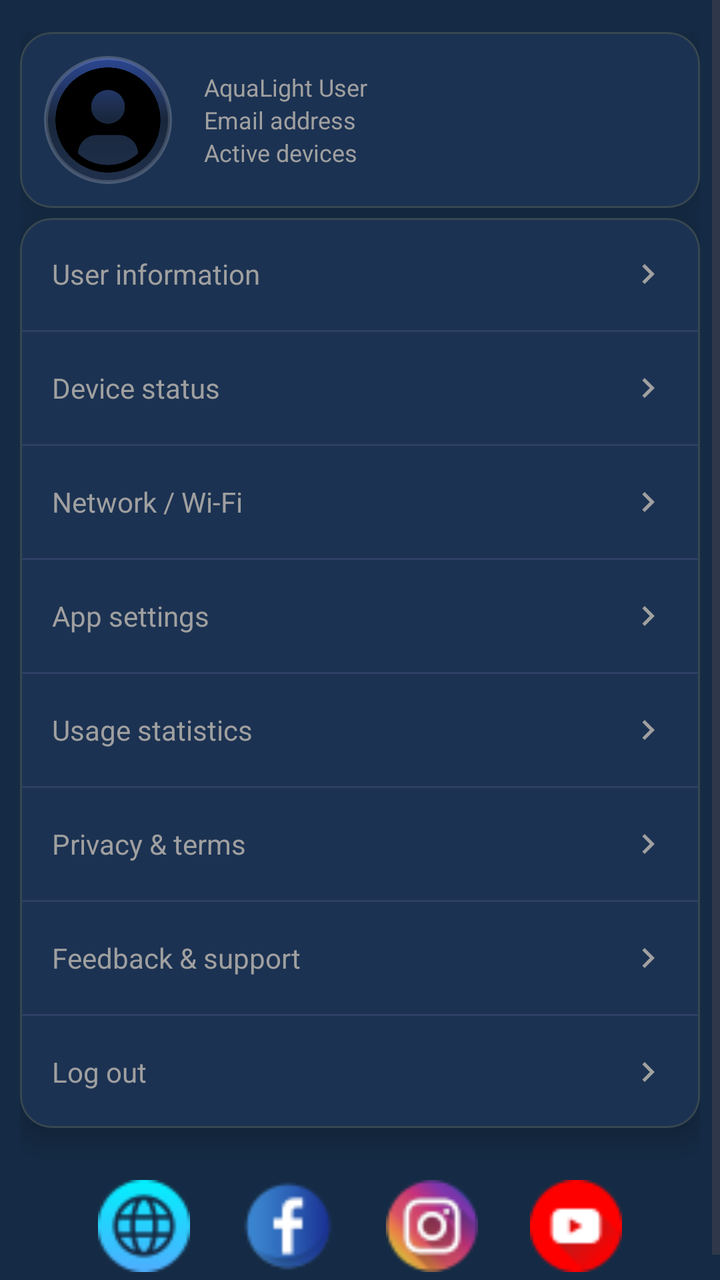
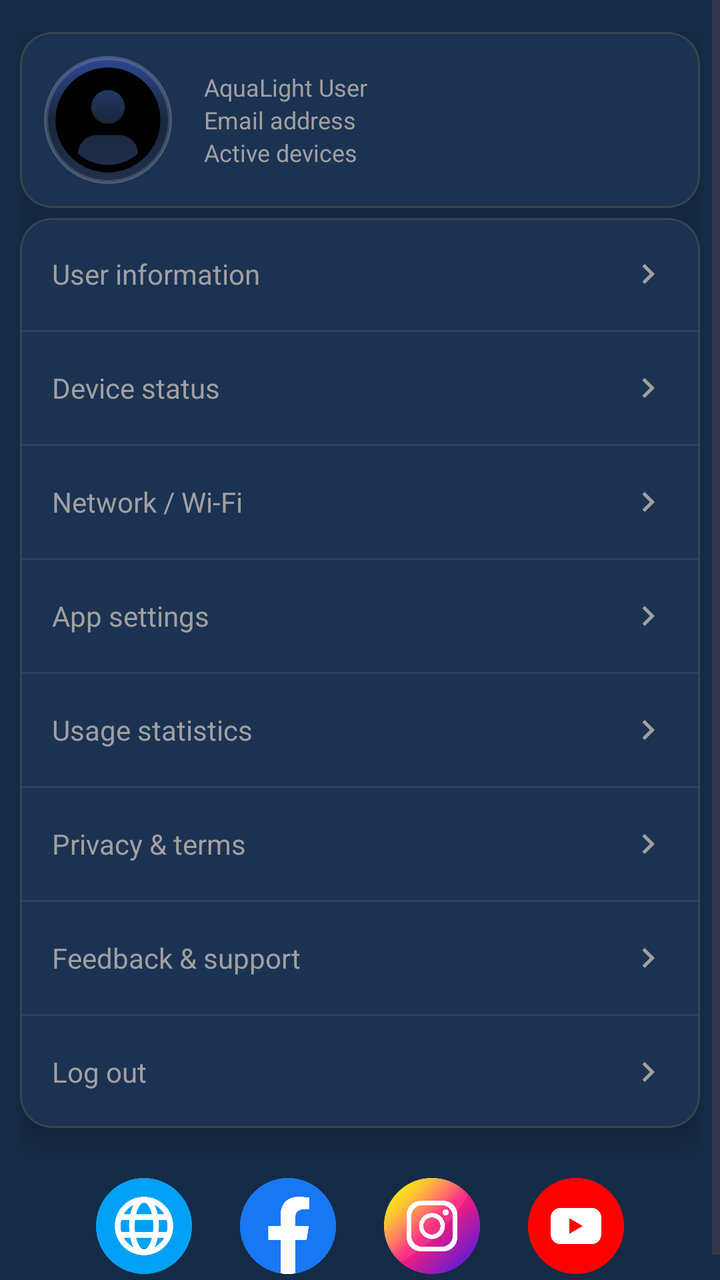

Before-and-after screenshots of an Android layout around one commit, followed by the original layout XML and the change that was made.
<!-- AndroidManifest.xml: application theme AppTheme -->
<!-- res/layout/fragment_settings.xml -->
<?xml version="1.0" encoding="utf-8"?>
<ScrollView
    xmlns:android="http://schemas.android.com/apk/res/android"
    xmlns:app="http://schemas.android.com/apk/res-auto"
    android:layout_width="match_parent"
    android:layout_height="match_parent"
    android:background="@color/background_color"
    android:fillViewport="true">

    <LinearLayout
        android:layout_width="match_parent"
        android:layout_height="wrap_content"
        android:orientation="vertical"
        android:paddingTop="16dp"
        android:paddingStart="10dp"
        android:paddingEnd="10dp"
        android:paddingBottom="16dp">

        
        <com.google.android.material.card.MaterialCardView
            android:layout_width="match_parent"
            android:layout_height="wrap_content"
            style="@style/Widget.Aqua.CardStyles"
            android:layout_marginBottom="5dp">

            <LinearLayout
                android:layout_width="match_parent"
                android:layout_height="wrap_content"
                android:orientation="horizontal"
                android:gravity="center_vertical"
                android:padding="12dp">

                <FrameLayout
                    android:layout_width="64dp"
                    android:layout_height="64dp"
                    android:background="@drawable/profile_background">

                    <ImageView
                        android:id="@+id/ivProfilePhoto"
                        android:layout_width="match_parent"
                        android:layout_height="match_parent"
                        android:layout_margin="2dp"
                        android:background="@drawable/profile_clip_circle"
                        android:scaleType="centerCrop"
                        android:src="@drawable/ic_profile_placeholder"
                        android:clipToOutline="true"
                        android:clickable="true"
                        android:focusable="true"
                        android:contentDescription="@string/settings_profile_photo_desc" />
                </FrameLayout>

                <LinearLayout
                    android:layout_width="0dp"
                    android:layout_height="wrap_content"
                    android:layout_weight="1"
                    android:layout_marginStart="16dp"
                    android:orientation="vertical">

                    <TextView
                        android:id="@+id/tvUsername"
                        android:layout_width="match_parent"
                        android:layout_height="wrap_content"
                        android:text="@string/settings_default_username"
                        android:textColor="@color/settings_text_secondary"
                        android:textSize="12sp"/>

                    <TextView
                        android:id="@+id/tvEmail"
                        android:layout_width="match_parent"
                        android:layout_height="wrap_content"
                        android:text="@string/settings_default_email"
                        android:textColor="@color/settings_text_secondary"
                        android:textSize="12sp"/>

                    <TextView
                        android:id="@+id/tvActiveDevices"
                        android:layout_width="match_parent"
                        android:layout_height="wrap_content"
                        android:text="@string/active_devices"
                        android:textColor="@color/settings_text_secondary"
                        android:textSize="12sp"/>
                </LinearLayout>
            </LinearLayout>
        </com.google.android.material.card.MaterialCardView>

        
        <com.google.android.material.card.MaterialCardView
            android:layout_width="match_parent"
            android:layout_height="wrap_content"
            style="@style/Widget.Aqua.CardStyles">

            <LinearLayout
                android:layout_width="match_parent"
                android:layout_height="wrap_content"
                android:orientation="vertical">

                
                <LinearLayout
                    android:id="@+id/rowUserInfo"
                    android:layout_width="match_parent"
                    android:layout_height="56dp"
                    android:paddingHorizontal="16dp"
                    android:gravity="center_vertical"
                    android:clickable="true"
                    android:focusable="true"
                    android:background="?android:attr/selectableItemBackground"
                    android:contentDescription="@string/settings_user_info_desc">

                    <TextView
                        android:layout_width="0dp"
                        android:layout_height="wrap_content"
                        android:layout_weight="1"
                        android:text="@string/settings_user_info"
                        android:textColor="@color/settings_text_secondary"
                        android:textSize="14sp"/>

                    <ImageView
                        android:layout_width="20dp"
                        android:layout_height="20dp"
                        android:src="@drawable/ic_arrow_right"
                        app:tint="@color/settings_text_secondary"
                        android:contentDescription="@string/settings_arrow_desc"/>
                </LinearLayout>

                <View
                    android:layout_width="match_parent"
                    android:layout_height="1dp"
                    android:background="@color/settings_divider"/>

                
                <LinearLayout
                    android:id="@+id/rowDeviceStatus"
                    android:layout_width="match_parent"
                    android:layout_height="56dp"
                    android:paddingHorizontal="16dp"
                    android:gravity="center_vertical"
                    android:clickable="true"
                    android:focusable="true"
                    android:background="?android:attr/selectableItemBackground"
                    android:contentDescription="@string/settings_device_status_desc">

                    <TextView
                        android:layout_width="0dp"
                        android:layout_height="wrap_content"
                        android:layout_weight="1"
                        android:text="@string/settings_device_status"
                        android:textColor="@color/settings_text_secondary"
                        android:textSize="14sp"/>

                    <ImageView
                        android:layout_width="20dp"
                        android:layout_height="20dp"
                        android:src="@drawable/ic_arrow_right"
                        app:tint="@color/settings_text_secondary"
                        android:contentDescription="@string/settings_arrow_desc"/>
                </LinearLayout>

                <View
                    android:layout_width="match_parent"
                    android:layout_height="1dp"
                    android:background="@color/settings_divider"/>

                
                <LinearLayout
                    android:id="@+id/rowNetwork"
                    android:layout_width="match_parent"
                    android:layout_height="56dp"
                    android:paddingHorizontal="16dp"
                    android:gravity="center_vertical"
                    android:clickable="true"
                    android:focusable="true"
                    android:background="?android:attr/selectableItemBackground"
                    android:contentDescription="@string/settings_network_desc">

                    <TextView
                        android:layout_width="0dp"
                        android:layout_height="wrap_content"
                        android:layout_weight="1"
                        android:text="@string/settings_network"
                        android:textColor="@color/settings_text_secondary"
                        android:textSize="14sp"/>

                    <ImageView
                        android:layout_width="20dp"
                        android:layout_height="20dp"
                        android:src="@drawable/ic_arrow_right"
                        app:tint="@color/settings_text_secondary"
                        android:contentDescription="@string/settings_arrow_desc"/>
                </LinearLayout>

                <View
                    android:layout_width="match_parent"
                    android:layout_height="1dp"
                    android:background="@color/settings_divider"/>

                
                <LinearLayout
                    android:id="@+id/rowSettings"
                    android:layout_width="match_parent"
                    android:layout_height="56dp"
                    android:paddingHorizontal="16dp"
                    android:gravity="center_vertical"
                    android:clickable="true"
                    android:focusable="true"
                    android:background="?android:attr/selectableItemBackground"
                    android:contentDescription="@string/settings_app_desc">

                    <TextView
                        android:layout_width="0dp"
                        android:layout_height="wrap_content"
                        android:layout_weight="1"
                        android:text="@string/settings_app"
                        android:textColor="@color/settings_text_secondary"
                        android:textSize="14sp"/>

                    <ImageView
                        android:layout_width="20dp"
                        android:layout_height="20dp"
                        android:src="@drawable/ic_arrow_right"
                        app:tint="@color/settings_text_secondary"
                        android:contentDescription="@string/settings_arrow_desc"/>
                </LinearLayout>

                <View
                    android:layout_width="match_parent"
                    android:layout_height="1dp"
                    android:background="@color/settings_divider"/>

                
                <LinearLayout
                    android:id="@+id/rowUsage"
                    android:layout_width="match_parent"
                    android:layout_height="56dp"
                    android:paddingHorizontal="16dp"
                    android:gravity="center_vertical"
                    android:clickable="true"
                    android:focusable="true"
                    android:background="?android:attr/selectableItemBackground"
                    android:contentDescription="@string/settings_usage_desc">

                    <TextView
                        android:layout_width="0dp"
                        android:layout_height="wrap_content"
                        android:layout_weight="1"
                        android:text="@string/settings_usage"
                        android:textColor="@color/settings_text_secondary"
                        android:textSize="14sp"/>

                    <ImageView
                        android:layout_width="20dp"
                        android:layout_height="20dp"
                        android:src="@drawable/ic_arrow_right"
                        app:tint="@color/settings_text_secondary"
                        android:contentDescription="@string/settings_arrow_desc"/>
                </LinearLayout>

                <View
                    android:layout_width="match_parent"
                    android:layout_height="1dp"
                    android:background="@color/settings_divider"/>

                
                <LinearLayout
                    android:id="@+id/rowPrivacy"
                    android:layout_width="match_parent"
                    android:layout_height="56dp"
                    android:paddingHorizontal="16dp"
                    android:gravity="center_vertical"
                    android:clickable="true"
                    android:focusable="true"
                    android:background="?android:attr/selectableItemBackground"
                    android:contentDescription="@string/settings_privacy_desc">

                    <TextView
                        android:layout_width="0dp"
                        android:layout_height="wrap_content"
                        android:layout_weight="1"
                        android:text="@string/settings_privacy"
                        android:textColor="@color/settings_text_secondary"
                        android:textSize="14sp"/>

                    <ImageView
                        android:layout_width="20dp"
                        android:layout_height="20dp"
                        android:src="@drawable/ic_arrow_right"
                        app:tint="@color/settings_text_secondary"
                        android:contentDescription="@string/settings_arrow_desc"/>
                </LinearLayout>

                <View
                    android:layout_width="match_parent"
                    android:layout_height="1dp"
                    android:background="@color/settings_divider"/>

                
                <LinearLayout
                    android:id="@+id/rowFeedback"
                    android:layout_width="match_parent"
                    android:layout_height="56dp"
                    android:paddingHorizontal="16dp"
                    android:gravity="center_vertical"
                    android:clickable="true"
                    android:focusable="true"
                    android:background="?android:attr/selectableItemBackground"
                    android:contentDescription="@string/settings_feedback_desc">

                    <TextView
                        android:layout_width="0dp"
                        android:layout_height="wrap_content"
                        android:layout_weight="1"
                        android:text="@string/settings_feedback"
                        android:textColor="@color/settings_text_secondary"
                        android:textSize="14sp"/>

                    <ImageView
                        android:layout_width="20dp"
                        android:layout_height="20dp"
                        android:src="@drawable/ic_arrow_right"
                        app:tint="@color/settings_text_secondary"
                        android:contentDescription="@string/settings_arrow_desc"/>
                </LinearLayout>

                <View
                    android:layout_width="match_parent"
                    android:layout_height="1dp"
                    android:background="@color/settings_divider"/>

                
                <LinearLayout
                    android:id="@+id/rowLogout"
                    android:layout_width="match_parent"
                    android:layout_height="56dp"
                    android:paddingHorizontal="16dp"
                    android:gravity="center_vertical"
                    android:clickable="true"
                    android:focusable="true"
                    android:background="?android:attr/selectableItemBackground"
                    android:contentDescription="@string/settings_logout_desc">

                    <TextView
                        android:layout_width="0dp"
                        android:layout_height="wrap_content"
                        android:layout_weight="1"
                        android:text="@string/settings_logout"
                        android:textColor="@color/settings_text_secondary"
                        android:textSize="14sp"/>

                    <ImageView
                        android:layout_width="20dp"
                        android:layout_height="20dp"
                        android:src="@drawable/ic_arrow_right"
                        app:tint="@color/settings_text_secondary"
                        android:contentDescription="@string/settings_arrow_desc"/>
                </LinearLayout>
            </LinearLayout>
        </com.google.android.material.card.MaterialCardView>

        
        <LinearLayout
            android:id="@+id/rowSocialLinks"
            android:layout_width="match_parent"
            android:layout_height="wrap_content"
            android:orientation="horizontal"
            android:gravity="center"
            android:layout_marginTop="25dp">

            <ImageView
                android:id="@+id/ivSocialWebsite"
                android:layout_width="48dp"
                android:layout_height="48dp"
                android:src="@drawable/web"
                android:padding="1dp"
                android:background="?attr/selectableItemBackgroundBorderless"
                android:contentDescription="@string/settings_social_website"/>

            <ImageView
                android:id="@+id/ivSocialFacebook"
                android:layout_width="48dp"
                android:layout_height="48dp"
                android:layout_marginStart="24dp"
                android:src="@drawable/facebook"
                android:padding="1dp"
                android:background="?attr/selectableItemBackgroundBorderless"
                android:contentDescription="@string/settings_social_facebook"/>

            <ImageView
                android:id="@+id/ivSocialInstagram"
                android:layout_width="48dp"
                android:layout_height="48dp"
                android:layout_marginStart="24dp"
                android:src="@drawable/instagram"
                android:padding="1dp"
                android:background="?attr/selectableItemBackgroundBorderless"
                android:contentDescription="@string/settings_social_instagram"/>

            <ImageView
                android:id="@+id/ivSocialYoutube"
                android:layout_width="48dp"
                android:layout_height="48dp"
                android:layout_marginStart="24dp"
                android:src="@drawable/youtube"
                android:padding="1dp"
                android:background="?attr/selectableItemBackgroundBorderless"
                android:contentDescription="@string/settings_social_youtube"/>
        </LinearLayout>

    </LinearLayout>
</ScrollView>
<!-- resources referenced by this layout -->
<resources>
  <color name="background_color">#152B45</color>
  <color name="settings_divider">#2D3F66</color>
  <color name="settings_text_secondary">#A0A0A0</color>
  <!-- drawable facebook: png bitmap (drawable, 1313 bytes) -->
  <!-- drawable ic_arrow_right (drawable) -->
  <vector xmlns:android="http://schemas.android.com/apk/res/android"
      android:width="24dp"
      android:height="24dp"
      android:viewportWidth="24"
      android:viewportHeight="24">
  
      <path
          android:fillColor="#A0A0A0"
          android:pathData="M8.59,16.59L13.17,12L8.59,7.41L10,6L16,12L10,18L8.59,16.59Z"/>
  </vector>
  <!-- drawable instagram: png bitmap (drawable, 2273 bytes) -->
  <!-- drawable profile_clip_circle (drawable) -->
  <?xml version="1.0" encoding="utf-8"?>
  <shape xmlns:android="http://schemas.android.com/apk/res/android"
      android:shape="oval">
      <solid android:color="@android:color/transparent" />
  </shape>
  <!-- drawable web: png bitmap (drawable, 1706 bytes) -->
  <!-- drawable youtube: png bitmap (drawable, 1023 bytes) -->
  <string name="active_devices">Active devices</string>
  <string name="settings_app">App settings</string>
  <string name="settings_app_desc">Manage theme, language and general settings</string>
  <string name="settings_arrow_desc">Go to details</string>
  <string name="settings_default_email">Email address</string>
  <string name="settings_default_username">AquaLight User</string>
  <string name="settings_device_status">Device status</string>
  <string name="settings_device_status_desc">View the status of connected devices</string>
  <string name="settings_feedback">Feedback &amp; support</string>
  <string name="settings_feedback_desc">Send feedback or get support</string>
  <string name="settings_logout">Log out</string>
  <string name="settings_logout_desc">Sign out of your account</string>
  <string name="settings_network">Network / Wi-Fi</string>
  <string name="settings_network_desc">Configure network and connection settings</string>
  <string name="settings_privacy">Privacy &amp; terms</string>
  <string name="settings_privacy_desc">View privacy policy and terms of use</string>
  <string name="settings_profile_photo_desc">Profile photo</string>
  <string name="settings_social_facebook">Facebook</string>
  <string name="settings_social_instagram">Instagram</string>
  <string name="settings_social_website">Website</string>
  <string name="settings_social_youtube">YouTube</string>
  <string name="settings_usage">Usage statistics</string>
  <string name="settings_usage_desc">View app usage statistics</string>
  <string name="settings_user_info">User information</string>
  <string name="settings_user_info_desc">View and edit user information</string>
  <style name="Widget.Aqua.CardStyles" parent="Widget.MaterialComponents.CardView">
      <item name="cardBackgroundColor">@color/settings_card_background</item>
      <item name="cardCornerRadius">16dp</item>
      <item name="cardElevation">8dp</item>
      <item name="cardUseCompatPadding">false</item>
  </style>
  <color name="settings_card_background">#1C3252</color>
  <color name="md_theme_light_primary">#2196F3</color>
  <color name="md_theme_light_onPrimary">#FFFFFF</color>
  <color name="md_theme_light_secondary">#4A6363</color>
  <color name="md_theme_light_onSecondary">#FFFFFF</color>
  <color name="md_theme_light_background">#152B45</color>
  <color name="md_theme_light_surface">#152B45</color>
  <color name="md_theme_light_onSurface">#E0E6ED</color>
  <color name="md_theme_light_surfaceVariant">#233042</color>
  <color name="md_theme_light_onSurfaceVariant">#5C6B75</color>
  <color name="md_theme_light_outline">#455A64</color>
  <color name="md_theme_light_outlineVariant">#37474F</color>
  <color name="md_theme_light_error">#D32F2F</color>
  <color name="md_theme_light_onError">#FFFFFF</color>
  <!-- unchanged entries left out for length: 3 -->
</resources>

<!-- the commit's change to res/layout/fragment_settings.xml (unified diff, before → after) -->
@@ -368,8 +368,7 @@
                 android:id="@+id/ivSocialWebsite"
                 android:layout_width="48dp"
                 android:layout_height="48dp"
-                android:src="@drawable/web"
-                android:padding="1dp"
+                android:src="@drawable/internet"
                 android:background="?attr/selectableItemBackgroundBorderless"
                 android:contentDescription="@string/settings_social_website"/>
 
@@ -379,7 +378,6 @@
                 android:layout_height="48dp"
                 android:layout_marginStart="24dp"
                 android:src="@drawable/facebook"
-                android:padding="1dp"
                 android:background="?attr/selectableItemBackgroundBorderless"
                 android:contentDescription="@string/settings_social_facebook"/>
 
@@ -389,7 +387,6 @@
                 android:layout_height="48dp"
                 android:layout_marginStart="24dp"
                 android:src="@drawable/instagram"
-                android:padding="1dp"
                 android:background="?attr/selectableItemBackgroundBorderless"
                 android:contentDescription="@string/settings_social_instagram"/>
 
@@ -399,7 +396,6 @@
                 android:layout_height="48dp"
                 android:layout_marginStart="24dp"
                 android:src="@drawable/youtube"
-                android:padding="1dp"
                 android:background="?attr/selectableItemBackgroundBorderless"
                 android:contentDescription="@string/settings_social_youtube"/>
         </LinearLayout>
<!-- resource entries referenced after the edit -->
@@ -3,7 +3,7 @@
   <color name="background_color">#152B45</color>
   <color name="settings_divider">#2D3F66</color>
   <color name="settings_text_secondary">#A0A0A0</color>
-  <!-- drawable facebook: png bitmap (drawable, 1313 bytes) -->
+  <!-- drawable facebook: png bitmap (drawable, 16039 bytes) -->
   <!-- drawable ic_arrow_right (drawable) -->
   <vector xmlns:android="http://schemas.android.com/apk/res/android"
       android:width="24dp"
@@ -15,15 +15,15 @@
           android:fillColor="#A0A0A0"
           android:pathData="M8.59,16.59L13.17,12L8.59,7.41L10,6L16,12L10,18L8.59,16.59Z"/>
   </vector>
-  <!-- drawable instagram: png bitmap (drawable, 2273 bytes) -->
+  <!-- drawable instagram: png bitmap (drawable, 42247 bytes) -->
+  <!-- drawable internet: png bitmap (drawable, 25371 bytes) -->
   <!-- drawable profile_clip_circle (drawable) -->
   <?xml version="1.0" encoding="utf-8"?>
   <shape xmlns:android="http://schemas.android.com/apk/res/android"
       android:shape="oval">
       <solid android:color="@android:color/transparent" />
   </shape>
-  <!-- drawable web: png bitmap (drawable, 1706 bytes) -->
-  <!-- drawable youtube: png bitmap (drawable, 1023 bytes) -->
+  <!-- drawable youtube: png bitmap (drawable, 13626 bytes) -->
   <string name="active_devices">Active devices</string>
   <string name="settings_app">App settings</string>
   <string name="settings_app_desc">Manage theme, language and general settings</string>
